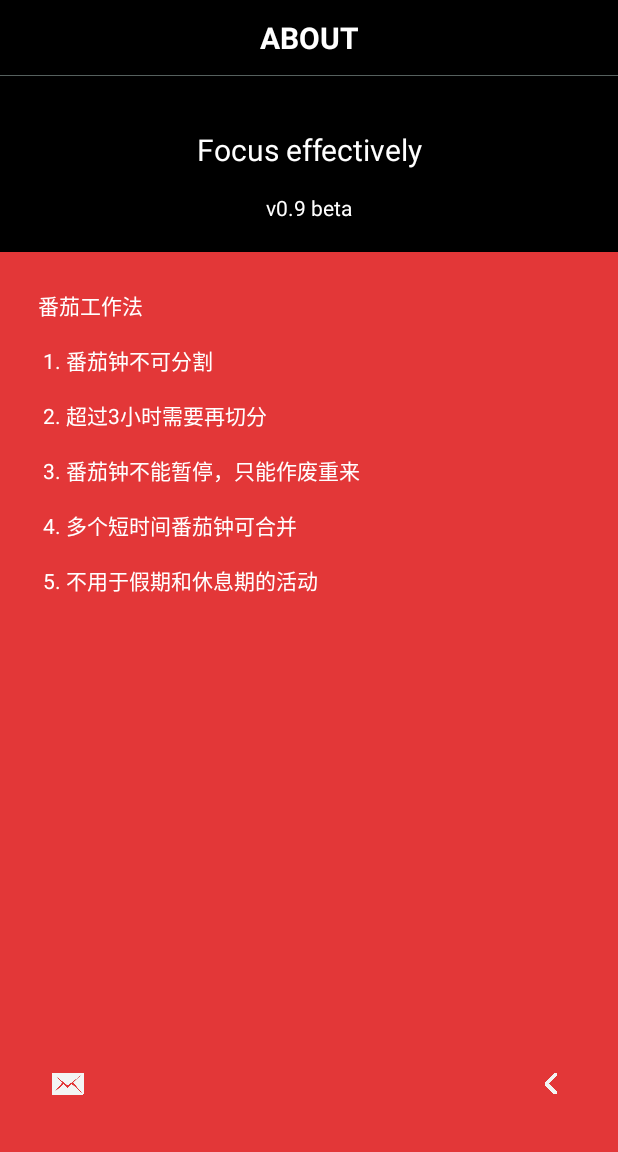
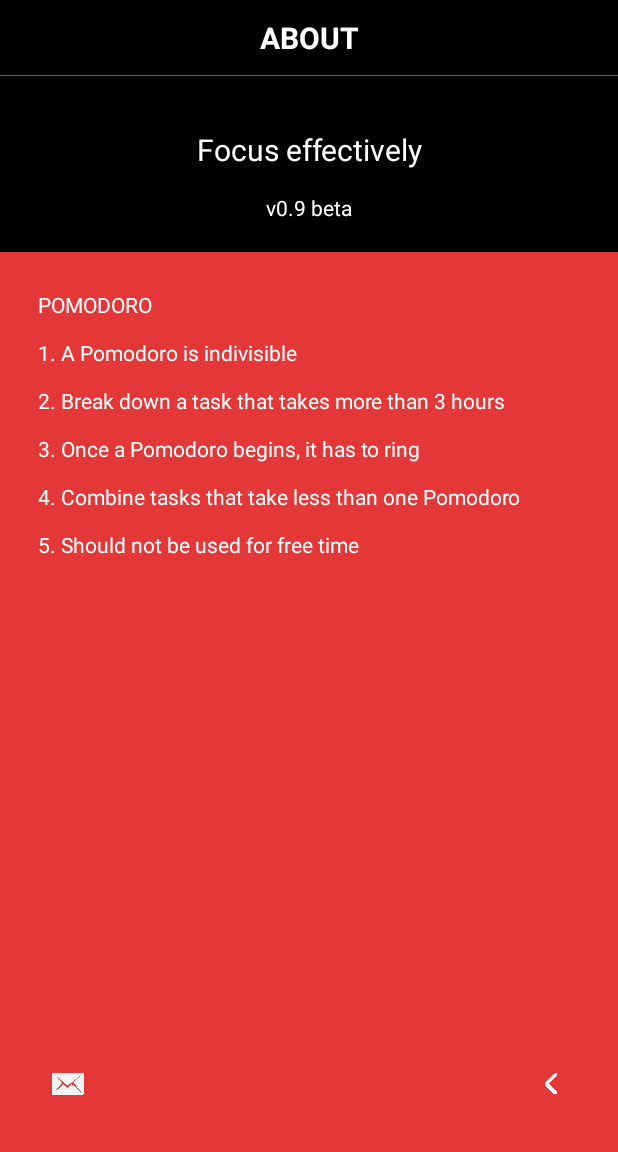
Before and after one commit to tonghs/OPomodoro, an Android app: the AboutActivity screen opened directly, with no data from a screen before it, on a phone screen of 412 x 824 dp, the part 84-1236 px from its top. Run offline under Robolectric (Android 15) with nearby library versions, the phone set to English and light mode, and no system bars.

Commit message:
fix rule

```diff
--- a/OPomodoro/src/main/res/values/strings.xml
+++ b/OPomodoro/src/main/res/values/strings.xml
@@ -9,11 +9,5 @@
     <string name="version">v0.9 beta</string>
     <string name="feedback">Feedback from user of OPodomoro</string>
     <string name="sending">Send email...</string>
-    <string name="description">番茄工作法\n\n
-        1. 番茄钟不可分割\n\n
-        2. 超过3小时需要再切分\n\n
-        3. 番茄钟不能暂停，只能作废重来\n\n
-        4. 多个短时间番茄钟可合并\n\n
-        5. 不用于假期和休息期的活动</string>
-
+    <string name="description">POMODORO\n\n1. A Pomodoro is indivisible\n\n2. Break down a task that takes more than 3 hours\n\n3. Once a Pomodoro begins, it has to ring\n\n4. Combine tasks that take less than one Pomodoro\n\n5. Should not be used for free time</string>
 </resources>
```
Also changed, not shown: 1 other file.
